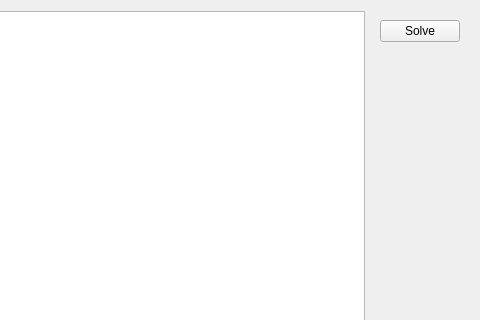
Old version of the form Kakuro/mainwidget.ui in the repository RRValue/Kakuro; both pictures show x 329 to 809 and y 0 to 320 of the 809 by 651 pixel window.
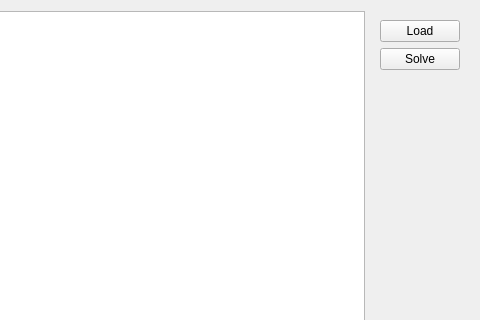
New version of the form.

Commit message: make MainWidget also controller (put puzzle and handling there), add load button

The edit to the form file:
```diff
--- a/Kakuro/mainwidget.ui
+++ b/Kakuro/mainwidget.ui
@@ -26,6 +26,13 @@
    <item>
     <widget class="QWidget" name="widget" native="true">
      <layout class="QVBoxLayout" name="verticalLayout">
+      <item>
+       <widget class="QPushButton" name="m_LoadBtn">
+        <property name="text">
+         <string notr="true">Load</string>
+        </property>
+       </widget>
+      </item>
       <item>
        <widget class="QPushButton" name="m_SolveBtn">
         <property name="text">
```
The commit also changes 5 other files.
